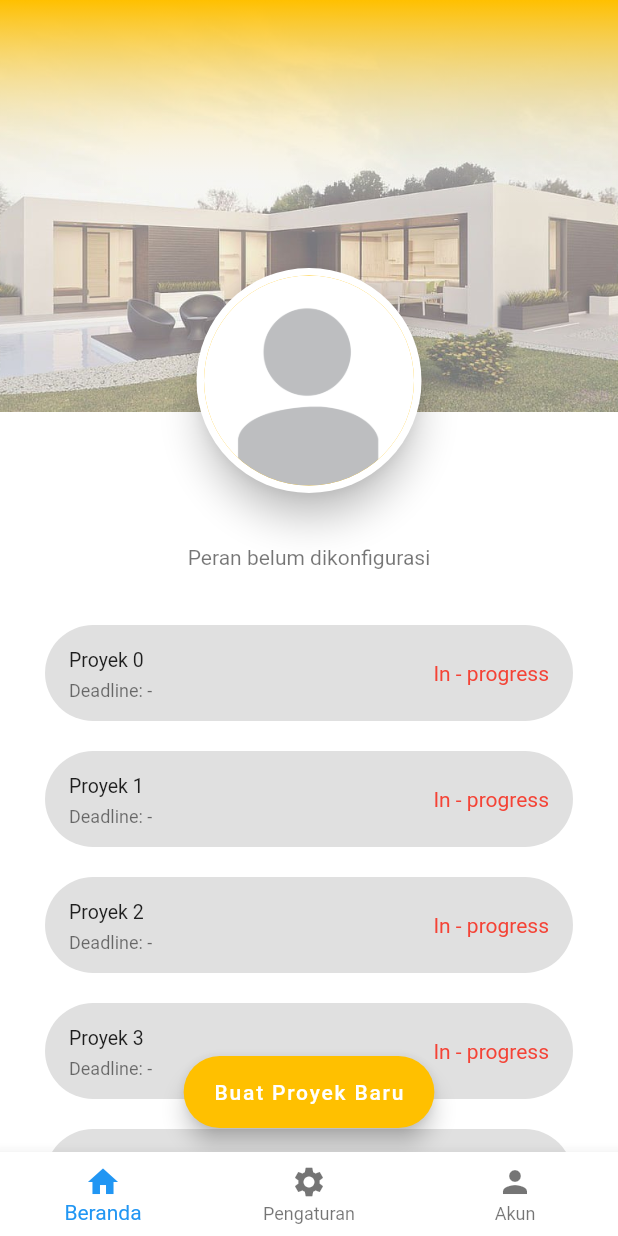
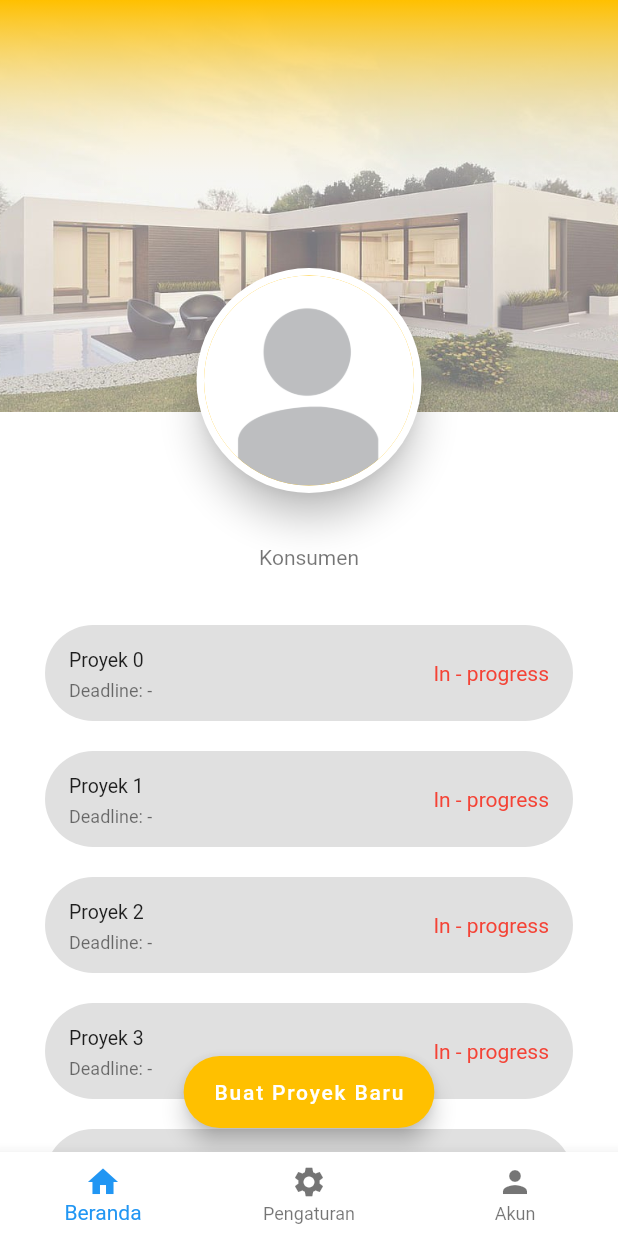
Before and after one commit to qisashasanudin/bangunin_id, a Flutter app: the screen it shows once a user with an empty profile is signed in, on a phone screen of 412 x 824 dp. Run offline on Flutter 3.47's test engine with Material 2 defaults, Android fonts, the phone set to English and light mode, and no system bars; our stand-ins replace cloud_firestore, firebase_auth, flutter_spinkit; accounts and stored records are empty.

Commit message:
user info berhasil ditampilkan di layar

```diff
--- a/lib/screens/mainmenu/tab_home.dart
+++ b/lib/screens/mainmenu/tab_home.dart
@@ -171,7 +171,9 @@ class UserInfo extends StatelessWidget {
                 child: Text(snapshot.data.data['name']),
               ),
               subtitle: Center(
-                child: Text('Peran belum dikonfigurasi'),
+                child: (snapshot.data.data['isSupervisor'])
+                    ? Text('Mandor')
+                    : Text('Konsumen'),
               ),
             ),
           );
```
